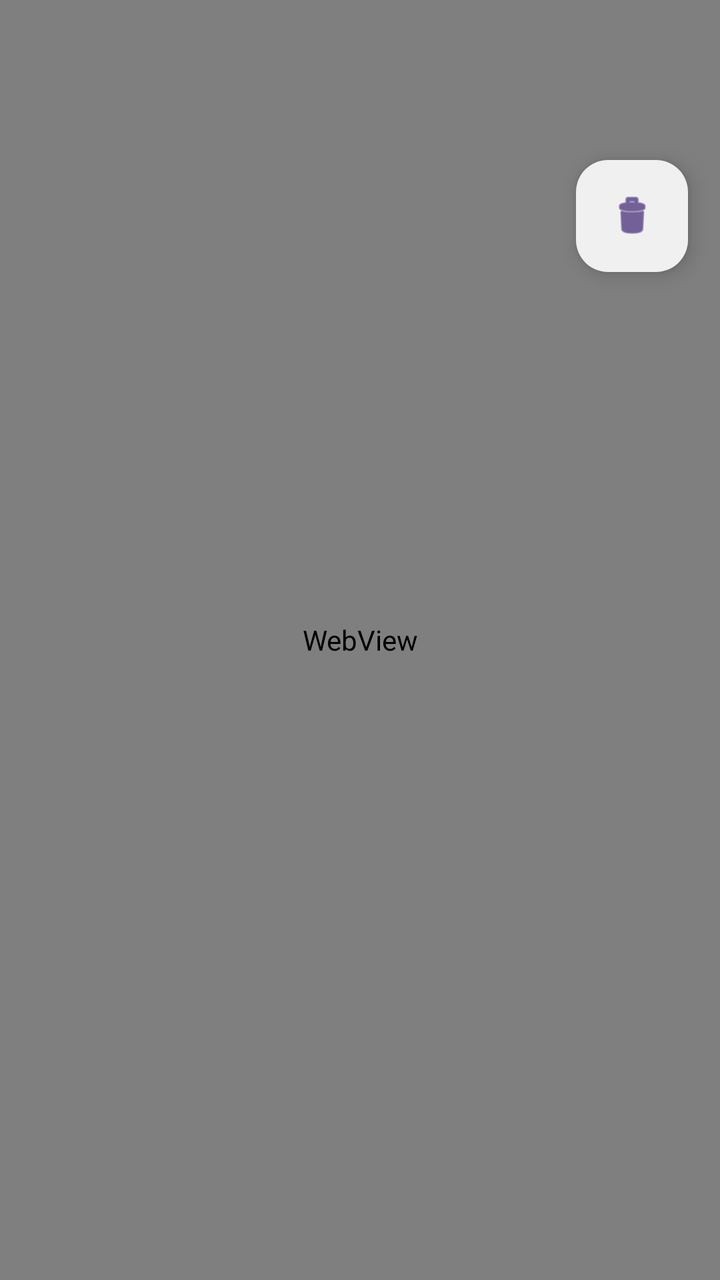
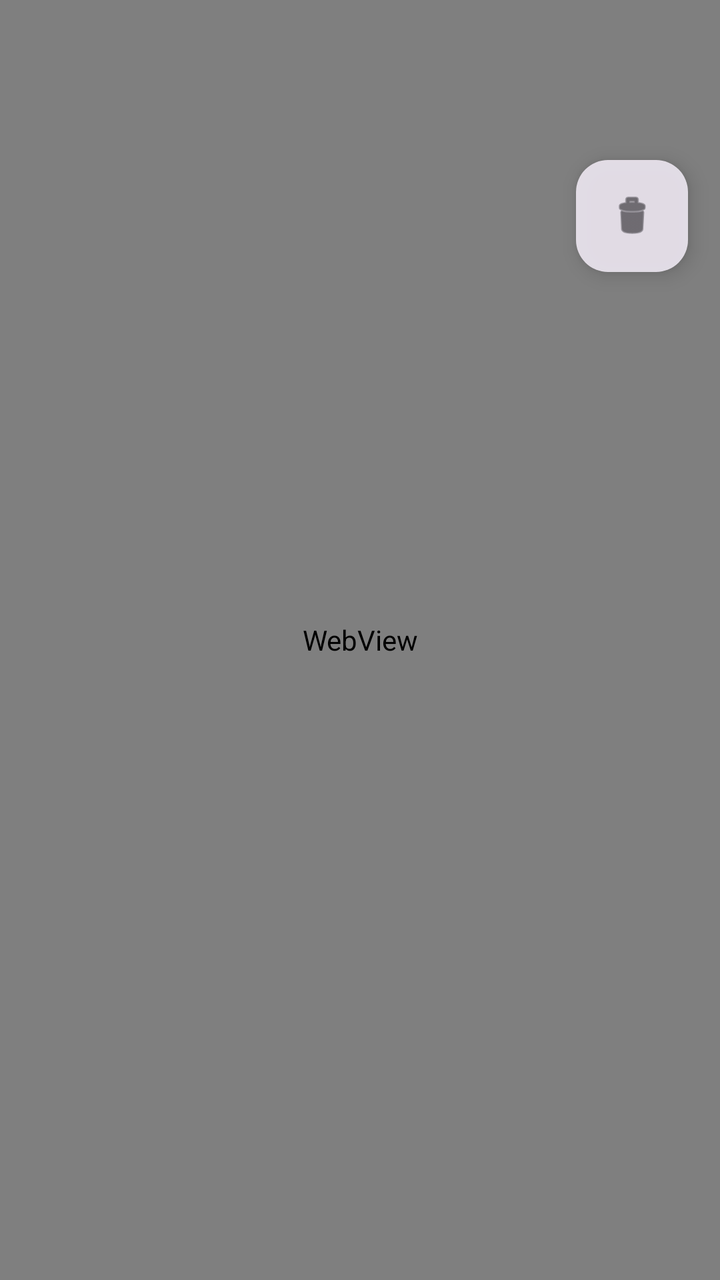

Two renders of the same Android screen: before a commit and after it. Below are the layout's source before the change and the commit's diff.
<!-- AndroidManifest.xml: application theme Theme.FindMyDevice -->
<!-- res/layout/activity_webfind.xml -->
<FrameLayout xmlns:android="http://schemas.android.com/apk/res/android"
    android:layout_width="match_parent"
    android:layout_height="match_parent">
    <WebView
        android:id="@+id/webView"
        android:layout_width="match_parent"
        android:layout_height="match_parent"/>
    <ProgressBar
        android:id="@+id/progress"
        style="?android:attr/progressBarStyleLarge"
        android:layout_gravity="center"
        android:visibility="gone"
        android:layout_width="wrap_content"
        android:layout_height="wrap_content"/>
    <com.google.android.material.floatingactionbutton.FloatingActionButton
        android:id="@+id/clearCacheFab"
        android:layout_width="wrap_content"
        android:layout_height="wrap_content"
        android:layout_gravity="top|end"
        android:layout_marginTop="80dp"
        android:layout_marginEnd="16dp"
        android:layout_marginBottom="16dp"
        android:src="@android:drawable/ic_menu_delete"
        android:contentDescription="Clear Cache"
        android:elevation="4dp"
        android:backgroundTint="#F0F0F0"
        android:tint="#666666"
        android:stateListAnimator="@null"/>
</FrameLayout>
<!-- resources referenced by this layout -->
<resources>
  <style name="Theme.FindMyDevice" parent="Theme.Material3.DayNight.NoActionBar">
          <item name="android:statusBarColor">@color/purple_700</item>
      </style>
  <color name="purple_700">#3700B3</color>
</resources>

<!-- the commit's change to res/layout/activity_webfind.xml (unified diff, before → after) -->
@@ -1,4 +1,5 @@
 <FrameLayout xmlns:android="http://schemas.android.com/apk/res/android"
+    xmlns:app="http://schemas.android.com/apk/res-auto"
     android:layout_width="match_parent"
     android:layout_height="match_parent">
     <WebView
@@ -21,9 +22,12 @@
         android:layout_marginEnd="16dp"
         android:layout_marginBottom="16dp"
         android:src="@android:drawable/ic_menu_delete"
-        android:contentDescription="Clear Cache"
+        android:contentDescription="@string/clear_cache"
+        android:tooltipText="@string/clear_cache"
         android:elevation="4dp"
-        android:backgroundTint="#F0F0F0"
-        android:tint="#666666"
+        android:alpha="0.92"
+        app:backgroundTint="?attr/colorSurfaceContainerHigh"
+        app:tint="?attr/colorOnSurface"
+        app:rippleColor="?attr/colorControlHighlight"
         android:stateListAnimator="@null"/>
 </FrameLayout>
<!-- resource entries referenced after the edit -->
@@ -1,5 +1,6 @@
 <!-- resources referenced by this layout -->
 <resources>
+  <string name="clear_cache">清理缓存</string>
   <style name="Theme.FindMyDevice" parent="Theme.Material3.DayNight.NoActionBar">
           <item name="android:statusBarColor">@color/purple_700</item>
       </style>
